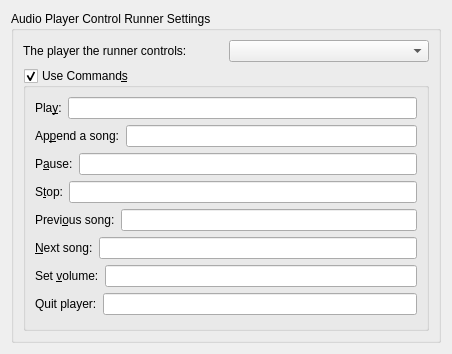
Before: the Qt Designer form kdeplasma-addons/runners/audioplayercontrol/audioplayercontrolrunner_config.ui in fluxer/kde-extraapps, drawn with Qt 5.
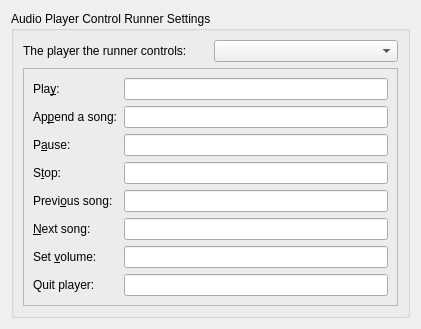
After: the same form once the commit is applied. Custom widgets are drawn as their Qt base class.

Commit message: kdeplasma-addons: audio player control runner review

```diff
--- a/kdeplasma-addons/runners/audioplayercontrol/audioplayercontrolrunner_config.ui
+++ b/kdeplasma-addons/runners/audioplayercontrol/audioplayercontrolrunner_config.ui
@@ -6,8 +6,8 @@
    <rect>
     <x>0</x>
     <y>0</y>
-    <width>452</width>
-    <height>354</height>
+    <width>421</width>
+    <height>318</height>
    </rect>
   </property>
   <layout class="QVBoxLayout" name="verticalLayout_3">
@@ -39,125 +39,28 @@
        </layout>
       </item>
       <item>
-       <widget class="QGroupBox" name="commands">
-        <property name="locale">
-         <locale language="English" country="UnitedStates"/>
+       <widget class="QFrame" name="frame">
+        <property name="frameShape">
+         <enum>QFrame::StyledPanel</enum>
         </property>
-        <property name="title">
-         <string>Use Command&amp;s</string>
+        <property name="frameShadow">
+         <enum>QFrame::Raised</enum>
         </property>
-        <property name="checkable">
-         <bool>true</bool>
-        </property>
-        <property name="checked">
-         <bool>true</bool>
-        </property>
-        <layout class="QVBoxLayout" name="verticalLayout">
-         <item>
-          <layout class="QHBoxLayout" name="play_layout">
-           <item>
-            <widget class="QLabel" name="play_label">
+        <layout class="QGridLayout" name="gridLayout">
+         <item row="6" column="0">
+          <widget class="QLabel" name="next_label">
              <property name="locale">
               <locale language="English" country="UnitedStates"/>
              </property>
              <property name="text">
-              <string>Pla&amp;y:</string>
+            <string>&amp;Next song:</string>
              </property>
              <property name="buddy">
               <cstring>play_edit</cstring>
              </property>
             </widget>
            </item>
-           <item>
-            <widget class="KLineEdit" name="play_edit">
-             <property name="toolTip">
-              <string>Can be used as &quot;Play&quot; for playing and &quot;Play &lt;song&gt;&quot; for playing a song that matches to &lt;song&gt; (in title, artist and album)</string>
-             </property>
-             <property name="locale">
-              <locale language="English" country="UnitedStates"/>
-             </property>
-             <property name="text">
-              <string/>
-             </property>
-             <property name="urlDropsEnabled">
-              <bool>false</bool>
-             </property>
-             <property name="showClearButton" stdset="0">
-              <bool>true</bool>
-             </property>
-            </widget>
-           </item>
-          </layout>
-         </item>
-         <item>
-          <layout class="QHBoxLayout" name="append_layout">
-           <item>
-            <widget class="QLabel" name="append_label">
-             <property name="locale">
-              <locale language="English" country="UnitedStates"/>
-             </property>
-             <property name="text">
-              <string>Ap&amp;pend a song:</string>
-             </property>
-             <property name="buddy">
-              <cstring>append_edit</cstring>
-             </property>
-            </widget>
-           </item>
-           <item>
-            <widget class="KLineEdit" name="append_edit">
-             <property name="toolTip">
-              <string>Use: append &lt;term&gt; (where &lt;term&gt; matches to artist, title or album)</string>
-             </property>
-             <property name="locale">
-              <locale language="English" country="UnitedStates"/>
-             </property>
-             <property name="urlDropsEnabled">
-              <bool>false</bool>
-             </property>
-             <property name="showClearButton" stdset="0">
-              <bool>true</bool>
-             </property>
-            </widget>
-           </item>
-          </layout>
-         </item>
-         <item>
-          <layout class="QHBoxLayout" name="pause_layout">
-           <item>
-            <widget class="QLabel" name="pause_label">
-             <property name="locale">
-              <locale language="English" country="UnitedStates"/>
-             </property>
-             <property name="text">
-              <string>P&amp;ause:</string>
-             </property>
-             <property name="buddy">
-              <cstring>pause_edit</cstring>
-             </property>
-            </widget>
-           </item>
-           <item>
-            <widget class="KLineEdit" name="pause_edit">
-             <property name="locale">
-              <locale language="English" country="UnitedStates"/>
-             </property>
-             <property name="text">
-              <string/>
-             </property>
-             <property name="urlDropsEnabled">
-              <bool>false</bool>
-             </property>
-             <property name="showClearButton" stdset="0">
-              <bool>true</bool>
-             </property>
-            </widget>
-           </item>
-          </layout>
-         </item>
-         <item>
-          <layout class="QHBoxLayout" name="stop_layout">
-           <item>
+         <item row="4" column="0">
             <widget class="QLabel" name="stop_label">
              <property name="locale">
               <locale language="English" country="UnitedStates"/>
@@ -170,27 +73,7 @@
              </property>
             </widget>
            </item>
-           <item>
-            <widget class="KLineEdit" name="stop_edit">
-             <property name="locale">
-              <locale language="English" country="UnitedStates"/>
-             </property>
-             <property name="text">
-              <string/>
-             </property>
-             <property name="urlDropsEnabled">
-              <bool>false</bool>
-             </property>
-             <property name="showClearButton" stdset="0">
-              <bool>true</bool>
-             </property>
-            </widget>
-           </item>
-          </layout>
-         </item>
-         <item>
-          <layout class="QHBoxLayout" name="prev_layout">
-           <item>
+         <item row="5" column="0">
             <widget class="QLabel" name="prev_label">
              <property name="locale">
               <locale language="English" country="UnitedStates"/>
@@ -203,14 +86,14 @@
              </property>
             </widget>
            </item>
-           <item>
-            <widget class="KLineEdit" name="prev_edit">
+         <item row="2" column="1">
+          <widget class="KLineEdit" name="append_edit">
+           <property name="toolTip">
+            <string>Use: append &lt;term&gt; (where &lt;term&gt; matches to artist, title or album)</string>
+           </property>
              <property name="locale">
               <locale language="English" country="UnitedStates"/>
              </property>
-             <property name="text">
-              <string/>
-             </property>
              <property name="urlDropsEnabled">
               <bool>false</bool>
              </property>
@@ -219,25 +102,34 @@
              </property>
             </widget>
            </item>
-          </layout>
+         <item row="8" column="0">
+          <widget class="QLabel" name="quit_label">
+           <property name="locale">
+            <locale language="English" country="UnitedStates"/>
+           </property>
+           <property name="text">
+            <string>Quit player:</string>
+           </property>
+           <property name="buddy">
+            <cstring>quit_edit</cstring>
+           </property>
+          </widget>
          </item>
-         <item>
-          <layout class="QHBoxLayout" name="next_layout">
-           <item>
-            <widget class="QLabel" name="next_label">
+         <item row="0" column="0">
+          <widget class="QLabel" name="play_label">
              <property name="locale">
               <locale language="English" country="UnitedStates"/>
              </property>
              <property name="text">
-              <string>&amp;Next song:</string>
+            <string>Pla&amp;y:</string>
              </property>
              <property name="buddy">
               <cstring>next_edit</cstring>
              </property>
             </widget>
            </item>
-           <item>
-            <widget class="KLineEdit" name="next_edit">
+         <item row="4" column="1">
+          <widget class="KLineEdit" name="stop_edit">
              <property name="locale">
               <locale language="English" country="UnitedStates"/>
              </property>
@@ -252,11 +144,7 @@
              </property>
             </widget>
            </item>
-          </layout>
-         </item>
-         <item>
-          <layout class="QHBoxLayout" name="volume_layout">
-           <item>
+         <item row="7" column="0">
             <widget class="QLabel" name="volume_label">
              <property name="locale">
               <locale language="English" country="UnitedStates"/>
@@ -269,7 +157,52 @@
              </property>
             </widget>
            </item>
-           <item>
+         <item row="0" column="1">
+          <widget class="KLineEdit" name="play_edit">
+           <property name="toolTip">
+            <string>Can be used as &quot;Play&quot; for playing and &quot;Play &lt;song&gt;&quot; for playing a song that matches to &lt;song&gt; (in title, artist and album)</string>
+           </property>
+           <property name="locale">
+            <locale language="English" country="UnitedStates"/>
+           </property>
+           <property name="text">
+            <string/>
+           </property>
+           <property name="urlDropsEnabled">
+            <bool>false</bool>
+           </property>
+           <property name="showClearButton" stdset="0">
+            <bool>true</bool>
+           </property>
+          </widget>
+         </item>
+         <item row="3" column="0">
+          <widget class="QLabel" name="pause_label">
+           <property name="locale">
+            <locale language="English" country="UnitedStates"/>
+           </property>
+           <property name="text">
+            <string>P&amp;ause:</string>
+           </property>
+           <property name="buddy">
+            <cstring>pause_edit</cstring>
+           </property>
+          </widget>
+         </item>
+         <item row="2" column="0">
+          <widget class="QLabel" name="append_label">
+           <property name="locale">
+            <locale language="English" country="UnitedStates"/>
+           </property>
+           <property name="text">
+            <string>Ap&amp;pend a song:</string>
+           </property>
+           <property name="buddy">
+            <cstring>append_edit</cstring>
+           </property>
+          </widget>
+         </item>
+         <item row="7" column="1">
             <widget class="KLineEdit" name="volume_edit">
              <property name="toolTip">
               <string>The numbers are automatically added at the end:
@@ -292,24 +225,7 @@
              </property>
             </widget>
            </item>
-          </layout>
-         </item>
-         <item>
-          <layout class="QHBoxLayout" name="quit_layout">
-           <item>
-            <widget class="QLabel" name="quit_label">
-             <property name="locale">
-              <locale language="English" country="UnitedStates"/>
-             </property>
-             <property name="text">
-              <string>Quit player:</string>
-             </property>
-             <property name="buddy">
-              <cstring>quit_edit</cstring>
-             </property>
-            </widget>
-           </item>
-           <item>
+         <item row="8" column="1">
             <widget class="KLineEdit" name="quit_edit">
              <property name="locale">
               <locale language="English" country="UnitedStates"/>
@@ -325,7 +241,53 @@
              </property>
             </widget>
            </item>
-          </layout>
+         <item row="5" column="1">
+          <widget class="KLineEdit" name="prev_edit">
+           <property name="locale">
+            <locale language="English" country="UnitedStates"/>
+           </property>
+           <property name="text">
+            <string/>
+           </property>
+           <property name="urlDropsEnabled">
+            <bool>false</bool>
+           </property>
+           <property name="showClearButton" stdset="0">
+            <bool>true</bool>
+           </property>
+          </widget>
+         </item>
+         <item row="3" column="1">
+          <widget class="KLineEdit" name="pause_edit">
+           <property name="locale">
+            <locale language="English" country="UnitedStates"/>
+           </property>
+           <property name="text">
+            <string/>
+           </property>
+           <property name="urlDropsEnabled">
+            <bool>false</bool>
+           </property>
+           <property name="showClearButton" stdset="0">
+            <bool>true</bool>
+           </property>
+          </widget>
+         </item>
+         <item row="6" column="1">
+          <widget class="KLineEdit" name="next_edit">
+           <property name="locale">
+            <locale language="English" country="UnitedStates"/>
+           </property>
+           <property name="text">
+            <string/>
+           </property>
+           <property name="urlDropsEnabled">
+            <bool>false</bool>
+           </property>
+           <property name="showClearButton" stdset="0">
+            <bool>true</bool>
+           </property>
+          </widget>
          </item>
         </layout>
        </widget>
```
Left out of the diff: 15 changed lines with no effect on the pictures. Lines whose indentation alone changed are shown as unchanged. The commit also changes 5 other files.
